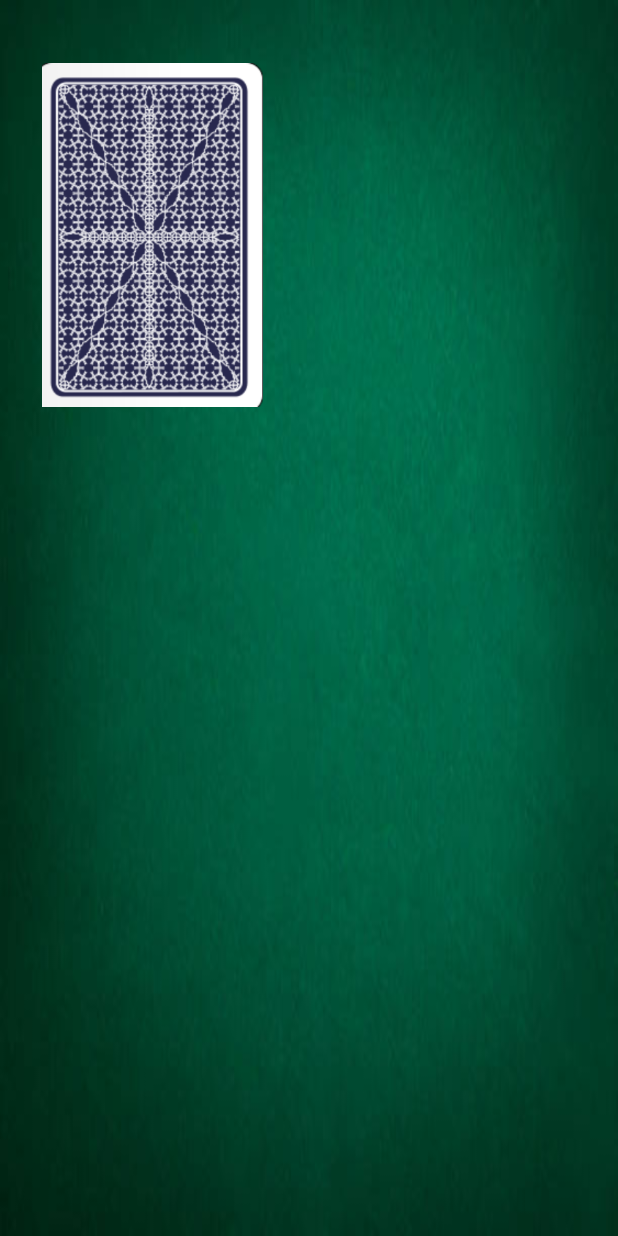
After one commit to AGranjaL/GameOfLives, an Android app: the layout activity_second.xml on its own in the app's theme, with its tools: preview values and no code run, on a phone screen of 412 x 824 dp. The commit adds this screen. Run offline under Robolectric (Android 15) with nearby library versions, the phone set to English and light mode, and no system bars.

Commit message:
added second layout

```diff
--- a/app/src/main/AndroidManifest.xml
+++ b/app/src/main/AndroidManifest.xml
@@ -18,6 +18,7 @@
                 <category android:name="android.intent.category.LAUNCHER" />
             </intent-filter>
         </activity>
+        <activity android:name=".SecondActivity"></activity>
     </application>
 
 </manifest>
--- a/app/src/main/res/layout/activity_main.xml
+++ b/app/src/main/res/layout/activity_main.xml
@@ -27,6 +27,7 @@
         app:layout_constraintHorizontal_bias="0.404"
         app:layout_constraintStart_toStartOf="parent"
         app:layout_constraintTop_toTopOf="parent"
-        app:srcCompat="@drawable/logo" />
+        app:srcCompat="@drawable/logo"
+        tools:ignore="ImageContrastCheck" />
 
 </androidx.constraintlayout.widget.ConstraintLayout>
--- /dev/null
+++ b/app/src/main/res/layout/activity_second.xml
@@ -0,0 +1,18 @@
+<?xml version="1.0" encoding="utf-8"?>
+<androidx.constraintlayout.widget.ConstraintLayout xmlns:android="http://schemas.android.com/apk/res/android"
+    xmlns:app="http://schemas.android.com/apk/res-auto"
+    xmlns:tools="http://schemas.android.com/tools"
+    android:background="@drawable/backgrounds"
+    android:layout_width="match_parent"
+    android:layout_height="match_parent">
+
+    <ImageView
+        android:id="@+id/imageView"
+        android:layout_width="151dp"
+        android:layout_height="229dp"
+        android:layout_marginStart="26dp"
+        android:layout_marginTop="42dp"
+        app:layout_constraintStart_toStartOf="parent"
+        app:layout_constraintTop_toTopOf="parent"
+        app:srcCompat="@drawable/backcard" />
+</androidx.constraintlayout.widget.ConstraintLayout>
```
Also changed, not shown: app/src/main/java/com/example/gamelives/MainActivity.java (+5 -2 lines), app/src/main/java/com/example/gamelives/SecondActivity.java (added, +11 -0 lines).
